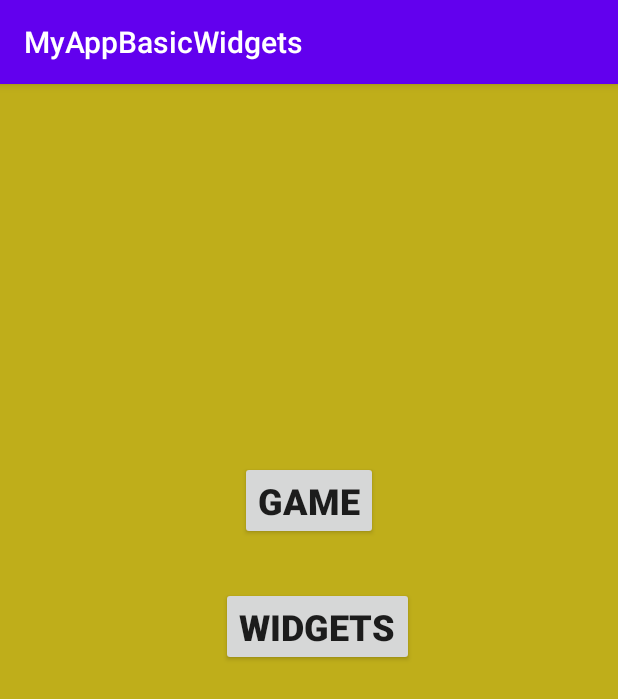
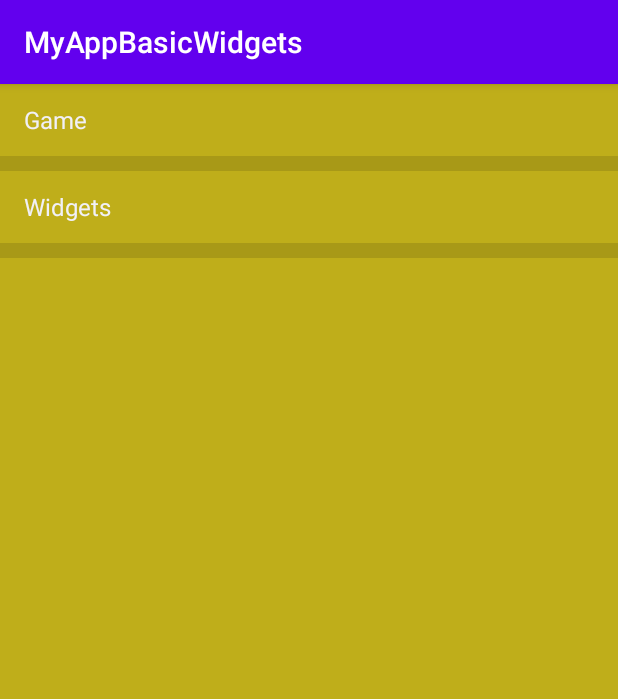
Before and after one commit to sly-felipa/MyAppBasicWidgets, an Android app: the screen it shows after launch (MainActivity), on a phone screen of 412 x 824 dp. Shown: the top 699 px of the screen. Run offline under Robolectric (Android 15) with nearby library versions, the phone set to English and light mode, and no system bars.

Commit message:
ButtonFragment ok

```diff
--- /dev/null
+++ b/app/src/main/java/com/example/myappbasicwidgets/ButtonFragment.java
@@ -0,0 +1,46 @@
+package com.example.myappbasicwidgets;
+
+import android.graphics.Color;
+import android.os.Bundle;
+import android.view.LayoutInflater;
+import android.view.View;
+import android.view.ViewGroup;
+import android.widget.Button;
+import android.widget.TextView;
+
+import androidx.fragment.app.Fragment;
+
+
+public class ButtonFragment extends Fragment {
+    Button btnTime;
+    TextView tviewTime;
+    View view;
+    MainActivity mainActivity;
+
+    @Override
+    public void onCreate(Bundle savedInstanceState) {
+        super.onCreate(savedInstanceState);
+    }
+
+    @Override
+    public View onCreateView(LayoutInflater inflater, ViewGroup container,
+                             Bundle savedInstanceState) {
+
+        mainActivity = (MainActivity) getActivity();
+        view = inflater.inflate(R.layout.fragment_button, container, false);
+
+        btnTime = view.findViewById(R.id.buttonTime);
+        tviewTime = view.findViewById(R.id.textViewTime);
+
+        btnTime.setOnClickListener(new View.OnClickListener() {
+            @Override
+            public void onClick(View v) {
+                btnTime.setBackgroundColor(Color.GREEN);
+                tviewTime.setText(mainActivity.updateTime());
+            }
+        });
+
+
+        return view;
+    }
+}
--- a/app/src/main/java/com/example/myappbasicwidgets/GameOption.java
+++ b/app/src/main/java/com/example/myappbasicwidgets/GameOption.java
@@ -7,9 +7,16 @@ import androidx.fragment.app.Fragment;
 import android.view.LayoutInflater;
 import android.view.View;
 import android.view.ViewGroup;
+import android.widget.AdapterView;
+import android.widget.ArrayAdapter;
+import android.widget.ListView;
+import android.widget.Toast;
 
 
 public class GameOption extends Fragment {
+    ListView listGame;
+    View view;
+    String[] elements = {"play", "options"};
 
     @Override
     public void onCreate(Bundle savedInstanceState) {
@@ -19,7 +26,38 @@ public class GameOption extends Fragment {
     @Override
     public View onCreateView(LayoutInflater inflater, ViewGroup container,
                              Bundle savedInstanceState) {
-        // Inflate the layout for this fragment
-        return inflater.inflate(R.layout.fragment_game_option, container, false);
+
+        view = inflater.inflate(R.layout.fragment_game_option, container, false);
+        listGame = view.findViewById(R.id.listViewGame);
+        ArrayAdapter<String> adapter = new ArrayAdapter<>(getContext().getApplicationContext(),android.R.layout.simple_list_item_1, elements);
+        listGame.setAdapter(adapter);
+        listGame.setOnItemClickListener(new AdapterView.OnItemClickListener() {
+            @Override
+            public void onItemClick(AdapterView<?> parent, View view, int position, long id) {
+                if(elements[position].equals(elements[0])){
+                    Toast.makeText(getContext().getApplicationContext(), elements[position], Toast.LENGTH_SHORT).show(); //Correcto
+//                    Fragment gameOption = new GameOption();
+//                    FragmentManager fragmentManager = getActivity().getSupportFragmentManager();
+//                    FragmentTransaction fragmentTransaction = fragmentManager.beginTransaction();
+//                    fragmentTransaction.replace(R.id.fragmentContainer, gameOption);
+//                    fragmentTransaction.addToBackStack(null);
+//                    fragmentTransaction.commit();
+
+                }else{
+                Toast.makeText(getContext().getApplicationContext(), elements[position], Toast.LENGTH_SHORT).show();
+
+//                    Fragment widgetsOption = new WidgetsOption();
+//                    FragmentManager fragmentManager = getActivity().getSupportFragmentManager();
+//                    FragmentTransaction fragmentTransaction = fragmentManager.beginTransaction();
+//                    fragmentTransaction.replace(R.id.fragmentContainer, widgetsOption);
+//                    fragmentTransaction.addToBackStack(null);
+//                    fragmentTransaction.commit();
+
+                }
+
+            }
+        });
+
+        return view;
     }
 }
--- a/app/src/main/java/com/example/myappbasicwidgets/MainActivity.java
+++ b/app/src/main/java/com/example/myappbasicwidgets/MainActivity.java
@@ -1,79 +1,27 @@
 package com.example.myappbasicwidgets;
 
-import android.app.AlertDialog;
 import android.os.Bundle;
-import android.view.View;
 import android.widget.Button;
+import android.widget.TextView;
 
 import androidx.appcompat.app.AppCompatActivity;
-import androidx.fragment.app.FragmentTransaction;
+
+import java.util.Date;
 
 public class MainActivity extends AppCompatActivity {
-
-    private MainFragment mFragment;
-    private FragmentTransaction fragmentTransaction;
-
-    Button textView_game;
-    Button textView_widgets;
+    //    private FragmentTransaction fragmentTransaction;
+//    private static final String TAG = "MainActivity";
+    Button btn;
+    TextView textView;
+//    ButtonFragment buttonFragment;
 
     @Override
     protected void onCreate(Bundle savedInstanceState) {
         super.onCreate(savedInstanceState);
         setContentView(R.layout.activity_main);
-        mFragment = MainFragment.getInstance();
+    }
 
-        textView_game = this.findViewById(R.id.txt_game);
-        textView_widgets = this.findViewById(R.id.txt_widgets);
-
-        textView_game.setOnClickListener(new View.OnClickListener() {
-            @Override
-            public void onClick(View v) {
-//                Toast.makeText(this, "onShowPress", Toast.LENGTH_SHORT).show();
-//                AlertDialog.Builder alertDialogBuilder = new AlertDialog.Builder(MainActivity.this);
-//                alertDialogBuilder.setMessage("soy un alertDialogBuilder");
-
-            }
-        });
-        textView_game.setOnClickListener(new View.OnClickListener() {
-            @Override
-            public void onClick(View v) {
-//                fragmentTransaction = getSupportFragmentManager().beginTransaction();
-//                fragmentTransaction.replace(R.id.fragmentContainer, new GameOption()).commit();
-            }
-        });
-
-//        textView_widgets.setOnClickListener(new View.OnClickListener() {
-//            @Override
-//            public void onClick(View v) {
-//                fragmentTransaction = getSupportFragmentManager().beginTransaction();
-//                fragmentTransaction.replace(R.id.optionWidgetsFrag, new MainFragment()).commit();
-//            }
-//        });
-
+    public String updateTime() {
+        return new Date().toString();
     }
 }
-
-/**
- * <fragment
- * android:id="@+id/optionMainFrag"
- * android:name="com.example.myappbasicwidgets.GameOption"
- * android:layout_width="match_parent"
- * android:layout_height="match_parent"
- * app:layout_constraintBottom_toBottomOf="parent"
- * app:layout_constraintLeft_toLeftOf="parent"
- * app:layout_constraintRight_toRightOf="parent"
- * app:layout_constraintTop_toTopOf="parent"
- * tools:layout="@layout/fragment_game_option"/>
- * <p>
- * <p>
- * <fragment
- * android:id="@+id/optionWidgetsFrag"
- * android:name="com.example.myappbasicwidgets.WidgetsOption"
- * android:layout_width="match_parent"
- * android:layout_height="match_parent"
- * app:layout_constraintBottom_toBottomOf="parent"
- * app:layout_constraintLeft_toLeftOf="parent"
- * app:layout_constraintRight_toRightOf="parent"
- * app:layout_constraintTop_toTopOf="parent"
- * tools:layout="@layout/fragment_widgets_option"/>
- **/
--- a/app/src/main/java/com/example/myappbasicwidgets/MainFragment.java
+++ b/app/src/main/java/com/example/myappbasicwidgets/MainFragment.java
@@ -1,21 +1,24 @@
 package com.example.myappbasicwidgets;
 
+import android.content.Context;
 import android.os.Bundle;
+import android.util.Log;
 import android.view.LayoutInflater;
 import android.view.View;
 import android.view.ViewGroup;
-import android.widget.Button;
-import android.widget.TextView;
+import android.widget.AdapterView;
+import android.widget.ArrayAdapter;
+import android.widget.ListView;
+import android.widget.Toast;
 
 import androidx.fragment.app.Fragment;
+import androidx.fragment.app.FragmentManager;
+import androidx.fragment.app.FragmentTransaction;
 
-public class MainFragment extends Fragment {
+public class MainFragment extends Fragment { //capitulo 9
+    ListView listView;
     View view;
-//    TextView textViewGame;
-//    TextView textViewWidgets;
-    Button textViewGame;
-    Button textViewWidgets;
-
+    String[] elements = {"Game", "Widgets"};
     private static MainFragment instance = null;
 
     // getInstance method
@@ -34,11 +37,32 @@ public class MainFragment extends Fragment {
     @Override
     public View onCreateView(LayoutInflater inflater, ViewGroup container,
                              Bundle savedInstanceState) {
-        // Inflate the layout for this fragment
+//        Context context = getActivity().getApplicationContext();
+
         view = inflater.inflate(R.layout.fragment_main, container, false);
-        textViewGame = view.findViewById(R.id.txt_game);
-        textViewWidgets = view.findViewById(R.id.txt_widgets);
-
+        listView = view.findViewById(R.id.listViewMain);
+//        listView = getActivity().findViewById(R.id.listViewId);
+        ArrayAdapter<String> adapter = new ArrayAdapter<>(getContext().getApplicationContext(),android.R.layout.simple_list_item_1,elements);
+        listView.setAdapter(adapter);
+        listView.setOnItemClickListener(new AdapterView.OnItemClickListener() {
+            @Override
+            public void onItemClick(AdapterView<?> parent, View view, int position, long id) {
+                if(elements[position].equals(elements[0])){
+                    replaceFragment(new GameOption());
+                }else{
+                    replaceFragment(new WidgetsOption());
+                }
+            }
+        });
         return view;
     }
+
+    public void replaceFragment(Fragment frag) {
+        Fragment fragment = frag;
+        FragmentManager fragmentManager = getActivity().getSupportFragmentManager();
+        FragmentTransaction fragmentTransaction = fragmentManager.beginTransaction();
+        fragmentTransaction.replace(R.id.fragmentContainer, fragment);
+        fragmentTransaction.addToBackStack(null);
+        fragmentTransaction.commit();
+    }
 }
--- /dev/null
+++ b/app/src/main/java/com/example/myappbasicwidgets/TextViewFragment.java
@@ -0,0 +1,24 @@
+package com.example.myappbasicwidgets;
+
+import android.os.Bundle;
+
+import androidx.fragment.app.Fragment;
+
+import android.view.LayoutInflater;
+import android.view.View;
+import android.view.ViewGroup;
+
+public class TextViewFragment extends Fragment {
+
+    @Override
+    public void onCreate(Bundle savedInstanceState) {
+        super.onCreate(savedInstanceState);
+
+    }
+
+    @Override
+    public View onCreateView(LayoutInflater inflater, ViewGroup container,
+                             Bundle savedInstanceState) {
+        return inflater.inflate(R.layout.fragment_text_view, container, false);
+    }
+}
--- a/app/src/main/java/com/example/myappbasicwidgets/WidgetsOption.java
+++ b/app/src/main/java/com/example/myappbasicwidgets/WidgetsOption.java
@@ -1,15 +1,23 @@
 package com.example.myappbasicwidgets;
 
 import android.os.Bundle;
-
-import androidx.fragment.app.Fragment;
-
 import android.view.LayoutInflater;
 import android.view.View;
 import android.view.ViewGroup;
+import android.widget.AdapterView;
+import android.widget.ArrayAdapter;
+import android.widget.ListView;
+import android.widget.Toast;
+
+import androidx.fragment.app.Fragment;
+import androidx.fragment.app.FragmentManager;
+import androidx.fragment.app.FragmentTransaction;
 
 
 public class WidgetsOption extends Fragment {
+    ListView listWidgets;
+    View view;
+    String[] elements = {"TextView", "Button"};
 
     @Override
     public void onCreate(Bundle savedInstanceState) {
@@ -20,7 +28,35 @@ public class WidgetsOption extends Fragment {
     @Override
     public View onCreateView(LayoutInflater inflater, ViewGroup container,
                              Bundle savedInstanceState) {
-        // Inflate the layout for this fragment
-        return inflater.inflate(R.layout.fragment_widgets_option, container, false);
+
+        view = inflater.inflate(R.layout.fragment_widgets_option, container, false);
+        listWidgets = view.findViewById(R.id.listViewWidgets);
+//        listWidgets = getActivity().findViewById(R.id.listViewWidgets);
+        ArrayAdapter<String> adapter = new ArrayAdapter<>(getContext().getApplicationContext(), android.R.layout.simple_list_item_1, elements);
+        listWidgets.setAdapter(adapter);
+        listWidgets.setOnItemClickListener(new AdapterView.OnItemClickListener() {
+            @Override
+            public void onItemClick(AdapterView<?> parent, View view, int position, long id) {
+
+                if (elements[position].equals(elements[0])) {
+                    Toast.makeText(getContext().getApplicationContext(), elements[position], Toast.LENGTH_SHORT).show(); //Correcto
+                    replaceFragment(new TextViewFragment());
+                } else if (elements[position].equals(elements[1])) {
+//                    Toast.makeText(getContext().getApplicationContext(), elements[position], Toast.LENGTH_SHORT).show(); //Correcto
+                    replaceFragment(new ButtonFragment());
+                }
+
+            }
+        });
+        return view;
+    }
+
+    public void replaceFragment(Fragment frag) {
+        Fragment fragment = frag;
+        FragmentManager fragmentManager = getActivity().getSupportFragmentManager();
+        FragmentTransaction fragmentTransaction = fragmentManager.beginTransaction();
+        fragmentTransaction.replace(R.id.fragmentContainer, fragment);
+        fragmentTransaction.addToBackStack(null);
+        fragmentTransaction.commit();
     }
 }
--- a/app/src/main/res/layout/activity_main.xml
+++ b/app/src/main/res/layout/activity_main.xml
@@ -1,6 +1,5 @@
 <?xml version="1.0" encoding="utf-8"?>
 <androidx.constraintlayout.widget.ConstraintLayout xmlns:android="http://schemas.android.com/apk/res/android"
-    xmlns:app="http://schemas.android.com/apk/res-auto"
     xmlns:tools="http://schemas.android.com/tools"
     android:layout_width="match_parent"
     android:layout_height="match_parent"
@@ -12,14 +11,38 @@
         android:layout_height="match_parent">
 
         <fragment
+            android:id="@+id/tvFrag"
+            android:name="com.example.myappbasicwidgets.TextViewFragment"
+            android:layout_width="match_parent"
+            android:layout_height="match_parent"
+            tools:layout="@layout/fragment_text_view" />
+
+        <fragment
+            android:id="@+id/buttonFrag"
+            android:name="com.example.myappbasicwidgets.ButtonFragment"
+            android:layout_width="match_parent"
+            android:layout_height="match_parent"
+            tools:layout="@layout/fragment_button" />
+
+        <fragment
+            android:id="@+id/gameFrag"
+            android:name="com.example.myappbasicwidgets.GameOption"
+            android:layout_width="match_parent"
+            android:layout_height="match_parent"
+            tools:layout="@layout/fragment_game_option" />
+
+        <fragment
+            android:id="@+id/widgetsFrag"
+            android:name="com.example.myappbasicwidgets.WidgetsOption"
+            android:layout_width="match_parent"
+            android:layout_height="match_parent"
+            tools:layout="@layout/fragment_widgets_option" />
+
+        <fragment
             android:id="@+id/mainFrag"
             android:name="com.example.myappbasicwidgets.MainFragment"
             android:layout_width="match_parent"
             android:layout_height="match_parent"
-            app:layout_constraintBottom_toBottomOf="parent"
-            app:layout_constraintLeft_toLeftOf="parent"
-            app:layout_constraintRight_toRightOf="parent"
-            app:layout_constraintTop_toTopOf="parent"
             tools:layout="@layout/fragment_main" />
 
     </FrameLayout>
--- a/app/src/main/res/layout/fragment_main.xml
+++ b/app/src/main/res/layout/fragment_main.xml
@@ -1,41 +1,15 @@
 <?xml version="1.0" encoding="utf-8"?>
-<androidx.constraintlayout.widget.ConstraintLayout xmlns:android="http://schemas.android.com/apk/res/android"
-    xmlns:app="http://schemas.android.com/apk/res-auto"
+<LinearLayout xmlns:android="http://schemas.android.com/apk/res/android"
     xmlns:tools="http://schemas.android.com/tools"
     android:layout_width="match_parent"
     android:layout_height="match_parent"
     android:background="@color/colorYellow"
     tools:context=".MainFragment">
 
-    <Button
-        android:id="@+id/txt_game"
-        android:layout_width="wrap_content"
-        android:layout_height="wrap_content"
-        android:text="@string/txt_game"
-        android:textSize="24sp"
-        android:textStyle="bold"
-        android:clickable="true"
-        app:layout_constraintBottom_toTopOf="@+id/txt_widgets"
-        app:layout_constraintEnd_toEndOf="parent"
-        app:layout_constraintStart_toStartOf="parent"
-        app:layout_constraintTop_toTopOf="parent"
-        app:layout_constraintVertical_bias="0.889" />
+    <ListView
+        android:id="@+id/listViewMain"
+        android:layout_width="match_parent"
+        android:layout_height="match_parent"
+        android:dividerHeight="10dp" />
 
-    <Button
-        android:id="@+id/txt_widgets"
-        android:layout_width="wrap_content"
-        android:layout_height="wrap_content"
-        android:layout_marginBottom="380dp"
-        android:text="@string/txt_widget"
-        android:textSize="24sp"
-        android:textStyle="bold"
-        android:clickable="true"
-        app:layout_constraintBottom_toBottomOf="parent"
-        app:layout_constraintEnd_toEndOf="parent"
-        app:layout_constraintHorizontal_bias="0.519"
-        app:layout_constraintStart_toStartOf="parent" />
-
-
-
-
-</androidx.constraintlayout.widget.ConstraintLayout>
+</LinearLayout>
--- a/app/src/main/res/values/colors.xml
+++ b/app/src/main/res/values/colors.xml
@@ -4,5 +4,6 @@
     <color name="colorPrimaryDark">#3700B3</color>
     <color name="colorAccent">#03DAC5</color>
     <color name="colorYellow">#BFAE1A</color>
+    <color name="colorWhite">#FFF</color>
 
 </resources>
```
Also changed, not shown: app/src/main/res/layout/fragment_button.xml (added, +34 -0 lines), app/src/main/res/layout/fragment_game_option.xml (+6 -4 lines), app/src/main/res/layout/fragment_text_view.xml (added, +23 -0 lines), app/src/main/res/layout/fragment_widgets_option.xml (+7 -4 lines), app/src/main/res/values/strings.xml (+6 -2 lines).
